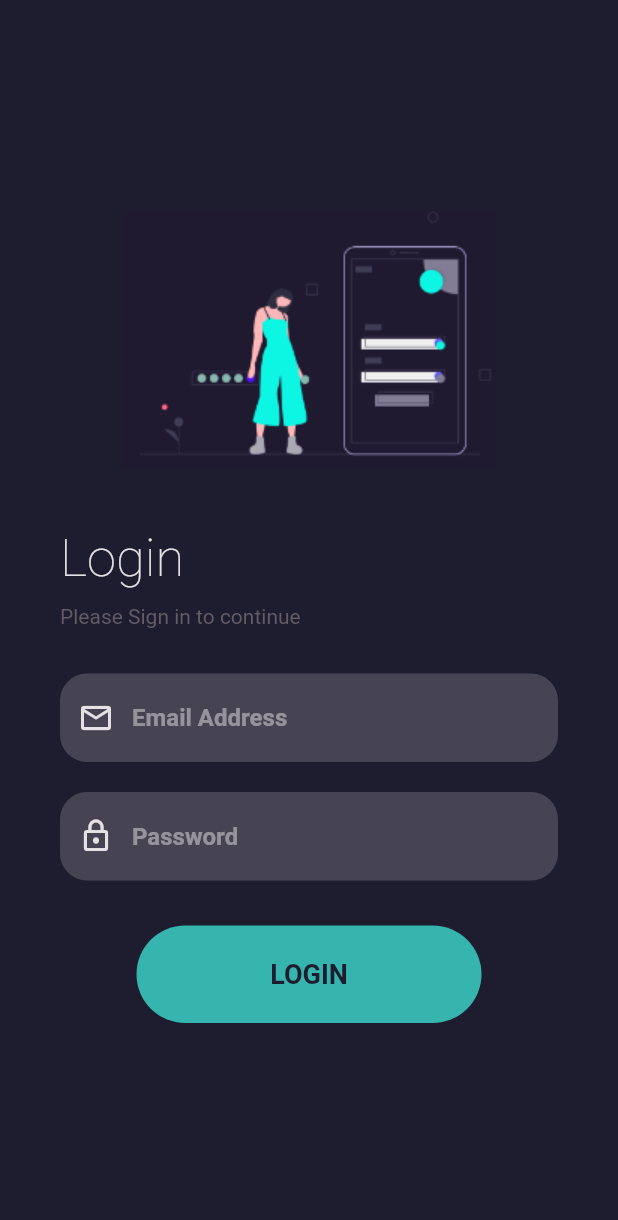
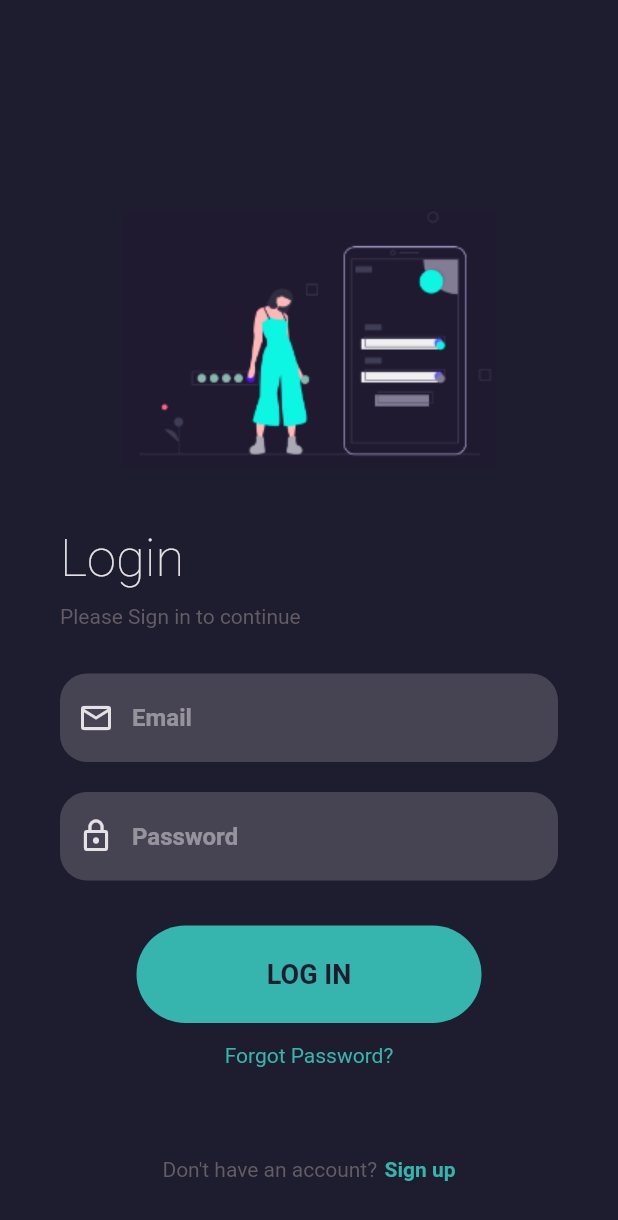
Before and after one commit to AyushPanchal/Firebase-Login-App, a Flutter app: the screen it shows after launch, on a phone screen of 412 x 824 dp. Shown: the top 1220 px of the screen. Run offline on Flutter 3.47's test engine with Material 2 defaults, Android fonts, the phone set to English and light mode, and no system bars.

Commit message:
Ui for login and sign up completed!!

```diff
--- a/lib/main.dart
+++ b/lib/main.dart
@@ -1,6 +1,6 @@
 import 'package:flutter/material.dart';
 import 'package:login_app_firebase/screens/login_page.dart';
-import 'constants/colors.dart';
+// import 'package:login_app_firebase/screens/signup_page.dart';
 
 void main() {
   runApp(
@@ -8,7 +8,7 @@ void main() {
       theme: ThemeData(brightness: Brightness.dark),
       themeMode: ThemeMode.dark,
       debugShowCheckedModeBanner: false,
-      home: LoginPage(),
+      home: const LoginPage(),
     ),
   );
 }
--- a/lib/screens/login_page.dart
+++ b/lib/screens/login_page.dart
@@ -1,5 +1,6 @@
 import 'package:flutter/material.dart';
 import 'package:login_app_firebase/constants/dimensions.dart';
+import 'package:login_app_firebase/widgets/custom_button.dart';
 import '../constants/colors.dart';
 import '../widgets/custom_text_field.dart';
 
@@ -53,7 +54,7 @@ class _LoginPageState extends State<LoginPage> {
                 keyboardType: TextInputType.emailAddress,
                 fillColor: AppColours.activeColor.withOpacity(0.2),
                 prefixIcon: Icons.email_outlined,
-                hintText: 'Email Address',
+                hintText: 'Email',
               ),
               const SizedBox(
                 height: Dimensions.h20,
@@ -67,28 +68,41 @@ class _LoginPageState extends State<LoginPage> {
               const SizedBox(
                 height: Dimensions.h20 * 3 / 2,
               ),
-              Column(
+              const Center(
+                child: CustomButton(textData: "LOG IN"),
+              ),
+              const SizedBox(
+                height: Dimensions.h20 * 2 / 3,
+              ),
+              const Center(
+                child: Text(
+                  "Forgot Password?",
+                  style: TextStyle(color: AppColours.componentsColor),
+                ),
+              ),
+              const SizedBox(
+                height: Dimensions.h20 * 3,
+              ),
+              Row(
                 mainAxisAlignment: MainAxisAlignment.center,
                 children: [
-                  Container(
-                    decoration: BoxDecoration(
-                      color: AppColours.componentsColor,
-                      borderRadius: BorderRadius.circular(50),
-                    ),
-                    height: 65,
-                    width: 230,
-                    child: const Center(
-                      child: Text(
-                        "LOGIN",
-                        style: TextStyle(
-                            color: AppColours.primaryColor,
-                            fontSize: 18,
-                            fontWeight: FontWeight.bold),
-                      ),
+                  const Text(
+                    "Don't have an account?",
+                    style: TextStyle(color: AppColours.inactiveColor),
+                  ),
+                  const SizedBox(
+                    width: Dimensions.h10 / 2,
+                  ),
+                  const InkWell(
+                    child: Text(
+                      "Sign up",
+                      style: TextStyle(
+                          color: AppColours.componentsColor,
+                          fontWeight: FontWeight.bold),
                     ),
                   ),
                 ],
-              )
+              ),
             ],
           ),
         ),
--- /dev/null
+++ b/lib/widgets/custom_button.dart
@@ -0,0 +1,29 @@
+import 'package:flutter/material.dart';
+
+import '../constants/colors.dart';
+
+class CustomButton extends StatelessWidget {
+  final String textData;
+  const CustomButton({Key? key, required this.textData}) : super(key: key);
+
+  @override
+  Widget build(BuildContext context) {
+    return Container(
+      decoration: BoxDecoration(
+        color: AppColours.componentsColor,
+        borderRadius: BorderRadius.circular(50),
+      ),
+      height: 65,
+      width: 230,
+      child: Center(
+        child: Text(
+          textData,
+          style: const TextStyle(
+              color: AppColours.primaryColor,
+              fontSize: 18,
+              fontWeight: FontWeight.bold),
+        ),
+      ),
+    );
+  }
+}
--- a/lib/widgets/custom_text_field.dart
+++ b/lib/widgets/custom_text_field.dart
@@ -8,14 +8,14 @@ class CustomTextField extends StatelessWidget {
   final IconData prefixIcon;
   final String hintText;
   final bool obscureText;
-  const CustomTextField(
-      {Key? key,
-      required this.fillColor,
-      required this.prefixIcon,
-      required this.hintText,
-      this.obscureText = false,
-      this.keyboardType = TextInputType.text})
-      : super(key: key);
+  const CustomTextField({
+    Key? key,
+    required this.fillColor,
+    required this.prefixIcon,
+    required this.hintText,
+    this.obscureText = false,
+    this.keyboardType = TextInputType.text,
+  }) : super(key: key);
 
   @override
   Widget build(BuildContext context) {
@@ -47,8 +47,9 @@ class CustomTextField extends StatelessWidget {
           ],
         ),
         border: OutlineInputBorder(
-            borderRadius: BorderRadius.circular(18),
-            borderSide: BorderSide.none),
+          borderRadius: BorderRadius.circular(18),
+          borderSide: BorderSide.none,
+        ),
       ),
     );
   }
```
Also changed, not shown: lib/screens/signup_page.dart (added, +135 -0 lines).
